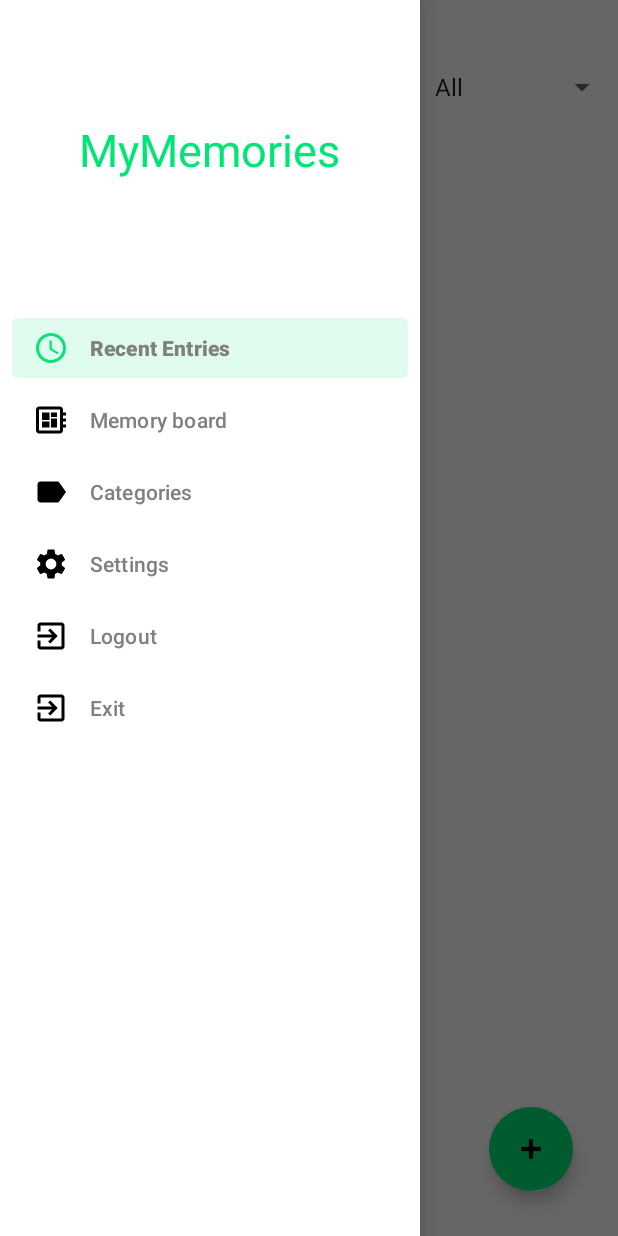
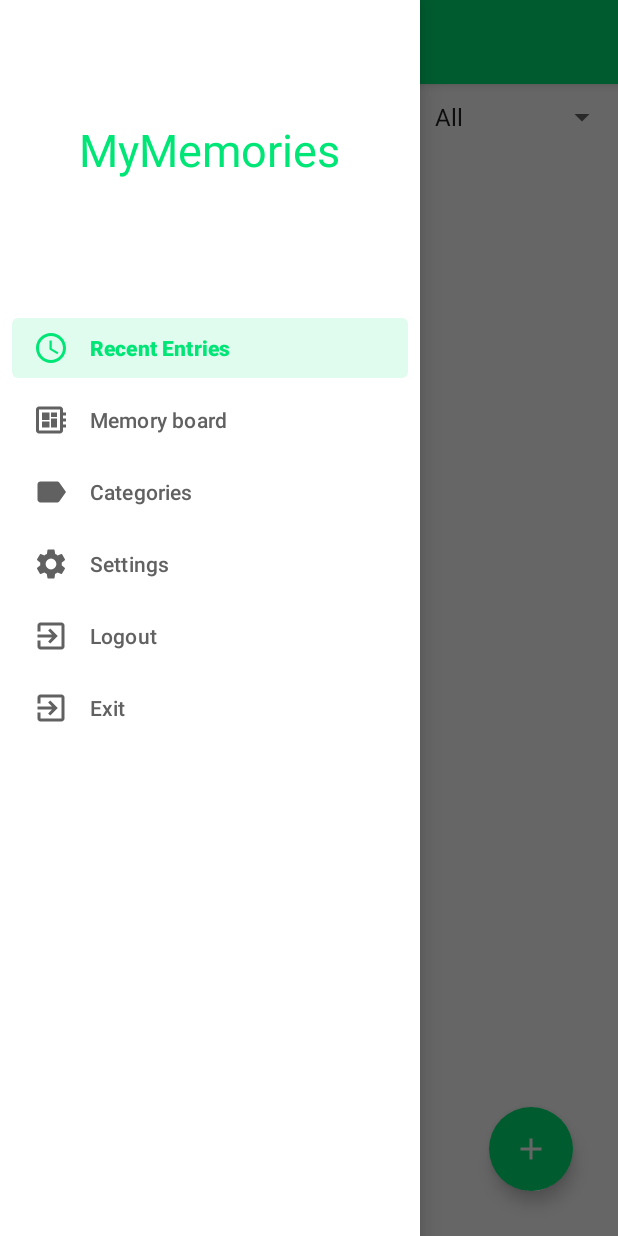
Before and after one commit to BSkura98/MyMemories, an Android app: the MainActivity screen opened directly, with no data from a screen before it, with the side drawer open, on a phone screen of 412 x 824 dp. Run offline under Robolectric (Android 15) with nearby library versions, the phone set to English and light mode, and no system bars; Roboto replaces fonts that are not available here.

Commit message:
[Mobile app] Made some layout improvements and fixed date displaying for memories

```diff
--- a/MobileApplication/app/src/main/java/com/bartlomiejskura/mymemories/MainActivity.java
+++ b/MobileApplication/app/src/main/java/com/bartlomiejskura/mymemories/MainActivity.java
@@ -7,6 +7,7 @@ import androidx.appcompat.widget.Toolbar;
 import androidx.core.view.GravityCompat;
 import androidx.drawerlayout.widget.DrawerLayout;
 
+import android.annotation.SuppressLint;
 import android.content.Context;
 import android.content.Intent;
 import android.content.SharedPreferences;
@@ -26,6 +27,7 @@ public class MainActivity extends AppCompatActivity implements NavigationView.On
     private DrawerLayout drawerLayout;
     private SharedPreferences sharedPreferences;
 
+    @SuppressLint("ResourceAsColor")
     @Override
     protected void onCreate(Bundle savedInstanceState) {
         super.onCreate(savedInstanceState);
--- /dev/null
+++ b/MobileApplication/app/src/main/res/color/drawer_item.xml
@@ -0,0 +1,5 @@
+<?xml version="1.0" encoding="utf-8"?>
+<selector xmlns:android="http://schemas.android.com/apk/res/android">
+    <item android:color="@color/colorPrimary" android:state_checked="true" />
+    <item android:color="#616161" />
+</selector>
--- /dev/null
+++ b/MobileApplication/app/src/main/res/drawable/ic_add.xml
@@ -0,0 +1,5 @@
+<vector android:height="24dp" android:tint="#FFFFFF"
+    android:viewportHeight="24.0" android:viewportWidth="24.0"
+    android:width="24dp" xmlns:android="http://schemas.android.com/apk/res/android">
+    <path android:fillColor="#FF000000" android:pathData="M19,13h-6v6h-2v-6H5v-2h6V5h2v6h6v2z"/>
+</vector>
--- /dev/null
+++ b/MobileApplication/app/src/main/res/drawable/ic_menu_black_24dp.xml
@@ -0,0 +1,5 @@
+<vector android:height="24dp" android:tint="#FFFFFF"
+    android:viewportHeight="24.0" android:viewportWidth="24.0"
+    android:width="24dp" xmlns:android="http://schemas.android.com/apk/res/android">
+    <path android:fillColor="#FF000000" android:pathData="M3,18h18v-2L3,16v2zM3,13h18v-2L3,11v2zM3,6v2h18L21,6L3,6z"/>
+</vector>
--- /dev/null
+++ b/MobileApplication/app/src/main/res/drawable/ic_more.xml
@@ -0,0 +1,5 @@
+<vector android:height="24dp" android:tint="#FFFFFF"
+    android:viewportHeight="24.0" android:viewportWidth="24.0"
+    android:width="24dp" xmlns:android="http://schemas.android.com/apk/res/android">
+    <path android:fillColor="#FF000000" android:pathData="M6,10c-1.1,0 -2,0.9 -2,2s0.9,2 2,2 2,-0.9 2,-2 -0.9,-2 -2,-2zM18,10c-1.1,0 -2,0.9 -2,2s0.9,2 2,2 2,-0.9 2,-2 -0.9,-2 -2,-2zM12,10c-1.1,0 -2,0.9 -2,2s0.9,2 2,2 2,-0.9 2,-2 -0.9,-2 -2,-2z"/>
+</vector>
--- a/MobileApplication/app/src/main/res/layout/activity_main.xml
+++ b/MobileApplication/app/src/main/res/layout/activity_main.xml
@@ -20,7 +20,8 @@
         app:layout_constraintStart_toStartOf="parent"
         app:layout_constraintTop_toTopOf="parent"
         app:menu="@menu/main_menu"
-        app:itemTextColor="#808080" />
+        app:itemTextColor="@color/drawer_item"
+        app:itemIconTint="@color/drawer_item"/>
 
     <androidx.constraintlayout.widget.ConstraintLayout
         android:layout_width="match_parent"
--- a/MobileApplication/app/src/main/res/layout/fragment_recent_entries.xml
+++ b/MobileApplication/app/src/main/res/layout/fragment_recent_entries.xml
@@ -10,7 +10,7 @@
         android:id="@+id/memoryList"
         android:layout_width="match_parent"
         android:layout_height="match_parent"
-        android:layout_marginTop="70dp"
+        android:layout_marginTop="90dp"
         app:layout_constraintBottom_toBottomOf="parent"
         app:layout_constraintEnd_toEndOf="parent"
         app:layout_constraintStart_toStartOf="parent"
@@ -25,7 +25,8 @@
         app:borderWidth="0dp"
         app:elevation="6dp"
         app:backgroundTint="@color/colorPrimary"
-        android:src="@android:drawable/ic_input_add"
+        android:src="@drawable/ic_add"
+        app:tint="@android:color/white"
         app:layout_constraintBottom_toBottomOf="parent"
         app:layout_constraintEnd_toEndOf="parent"
         android:layout_marginRight="30dp" />
@@ -37,4 +38,17 @@
         app:layout_constraintBottom_toTopOf="@+id/memoryList"
         app:layout_constraintEnd_toEndOf="parent" />
 
+    <TextView
+        android:id="@+id/textView4"
+        android:layout_width="wrap_content"
+        android:layout_height="wrap_content"
+        android:layout_marginEnd="5dp"
+        android:layout_marginRight="5dp"
+        android:text="Importance"
+        android:textColor="@android:color/black"
+        android:textSize="18sp"
+        app:layout_constraintBottom_toBottomOf="@+id/prioritySpinner"
+        app:layout_constraintEnd_toStartOf="@+id/prioritySpinner"
+        app:layout_constraintTop_toTopOf="@+id/prioritySpinner" />
+
 </androidx.constraintlayout.widget.ConstraintLayout>
--- a/MobileApplication/app/src/main/res/values/styles.xml
+++ b/MobileApplication/app/src/main/res/values/styles.xml
@@ -6,6 +6,8 @@
         <item name="colorPrimary">@color/colorPrimary</item>
         <item name="colorPrimaryDark">@color/colorPrimaryDark</item>
         <item name="colorAccent">@color/colorAccent</item>
+
+        <item name="drawerArrowStyle">@style/DrawerArrowStyle</item>
     </style>
 
     <style name="ButtonStyle" parent="Widget.AppCompat.Button">
@@ -15,4 +17,8 @@
         <item name="android:textSize">18sp</item>
     </style>
 
+    <style name="DrawerArrowStyle" parent="Widget.AppCompat.DrawerArrowToggle">
+        <item name="color">#FFFFFF</item>
+    </style>
+
 </resources>
```
Also changed, not shown: MobileApplication/app/src/main/java/com/bartlomiejskura/mymemories/adapter/MemoryListAdapter.java (+7 -2 lines), MobileApplication/app/src/main/res/layout/activity_login.xml (+4 -3 lines), MobileApplication/app/src/main/res/layout/toolbar.xml (+4 -3 lines).
